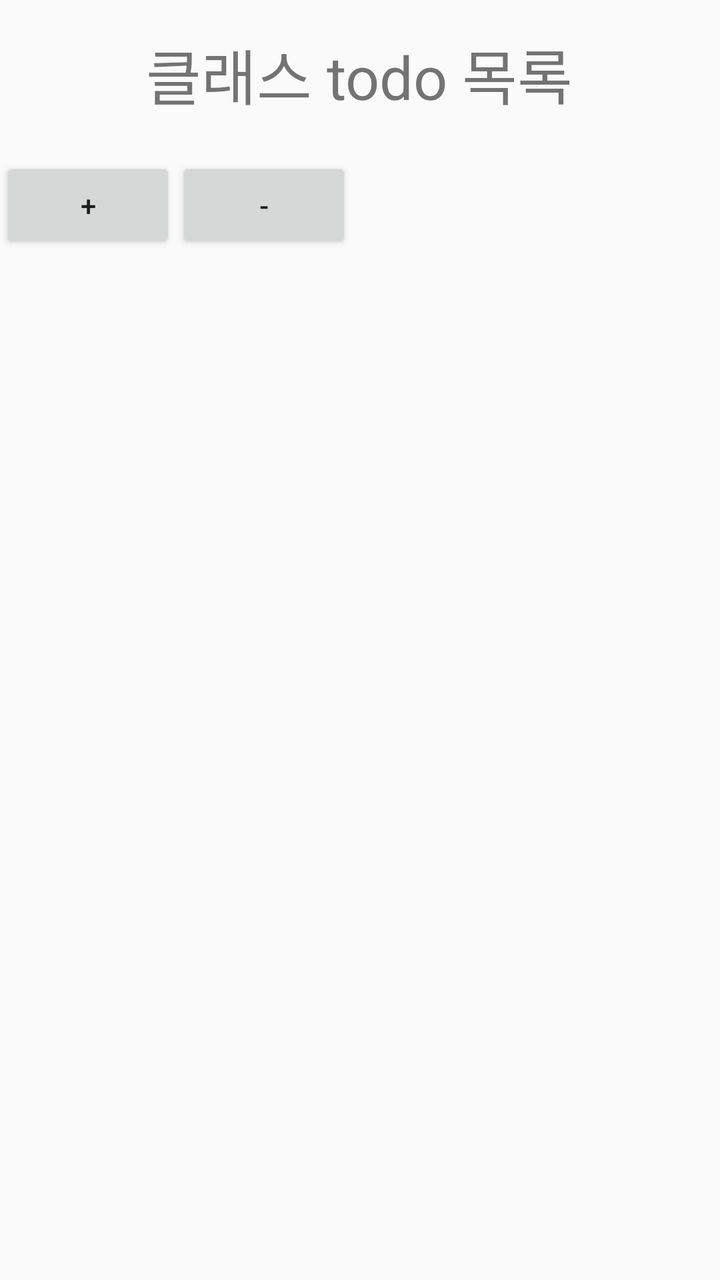
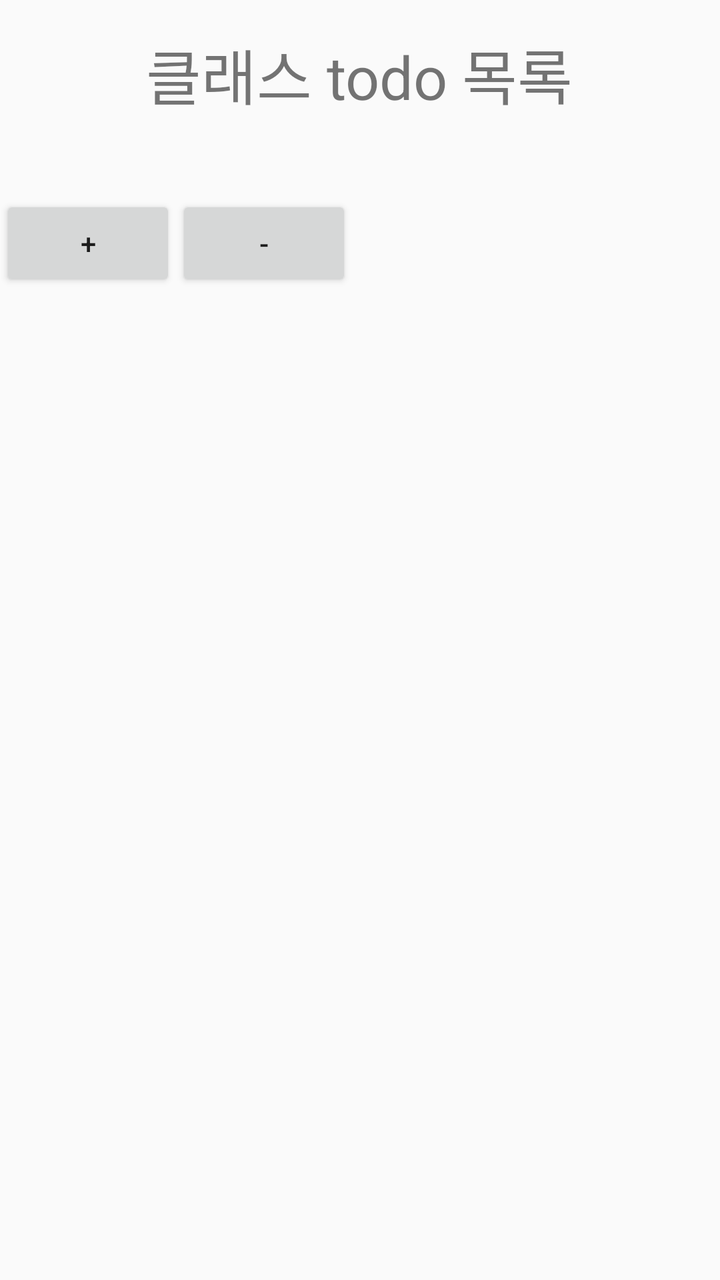

Two renders of the same Android screen: before a commit and after it. Below are the layout's source before the change and the commit's diff.
<!-- AndroidManifest.xml: application theme Theme.AppCompat.Light.DarkActionBar -->
<!-- res/layout/activity_todo_c.xml -->
<?xml version="1.0" encoding="utf-8"?>
<LinearLayout xmlns:android="http://schemas.android.com/apk/res/android"
    android:layout_width="match_parent"
    android:layout_height="match_parent"
    android:orientation="vertical">

    <TextView
        android:id="@+id/todolistinclass"
        android:layout_width="wrap_content"
        android:layout_height="wrap_content"
        android:layout_gravity="center"
        android:text="클래스 todo 목록"
        android:layout_weight="3"
        android:textSize="30dp"
        android:layout_margin="15dp"/>

    <LinearLayout
        android:layout_width="match_parent"
        android:layout_height="wrap_content"
        android:orientation="horizontal"
        android:layout_weight="1">

        <Button
            android:layout_width="wrap_content"
            android:layout_height="wrap_content"
            android:layout_gravity="right"
            android:text="+"/>

        <Button
            android:layout_width="wrap_content"
            android:layout_height="wrap_content"
            android:layout_gravity="right"
            android:text="-"/>


    </LinearLayout>

    <LinearLayout
        android:layout_width="match_parent"
        android:layout_height="500dp"
        android:layout_weight="7"
        android:orientation="vertical">
        <ListView
            android:id="@+id/todoc"
            android:layout_width="match_parent"
            android:layout_height="wrap_content"/>
    </LinearLayout>

</LinearLayout>
<!-- resources referenced by this layout -->
<resources>

</resources>

<!-- the commit's change to res/layout/activity_todo_c.xml (unified diff, before → after) -->
@@ -7,16 +7,16 @@
     <TextView
         android:id="@+id/todolistinclass"
         android:layout_width="wrap_content"
-        android:layout_height="wrap_content"
+        android:layout_height="0dp"
         android:layout_gravity="center"
         android:text="클래스 todo 목록"
-        android:layout_weight="3"
+        android:layout_weight="1"
         android:textSize="30dp"
         android:layout_margin="15dp"/>
 
     <LinearLayout
         android:layout_width="match_parent"
-        android:layout_height="wrap_content"
+        android:layout_height="0dp"
         android:orientation="horizontal"
         android:layout_weight="1">
 
@@ -37,7 +37,7 @@
 
     <LinearLayout
         android:layout_width="match_parent"
-        android:layout_height="500dp"
+        android:layout_height="0dp"
         android:layout_weight="7"
         android:orientation="vertical">
         <ListView
